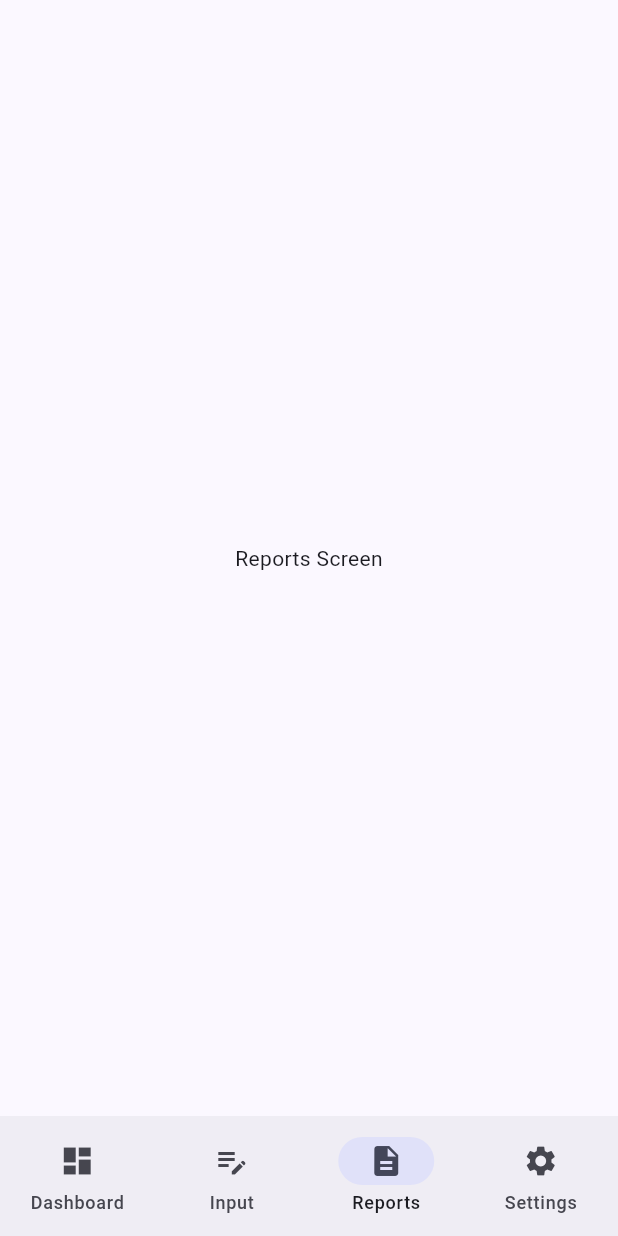
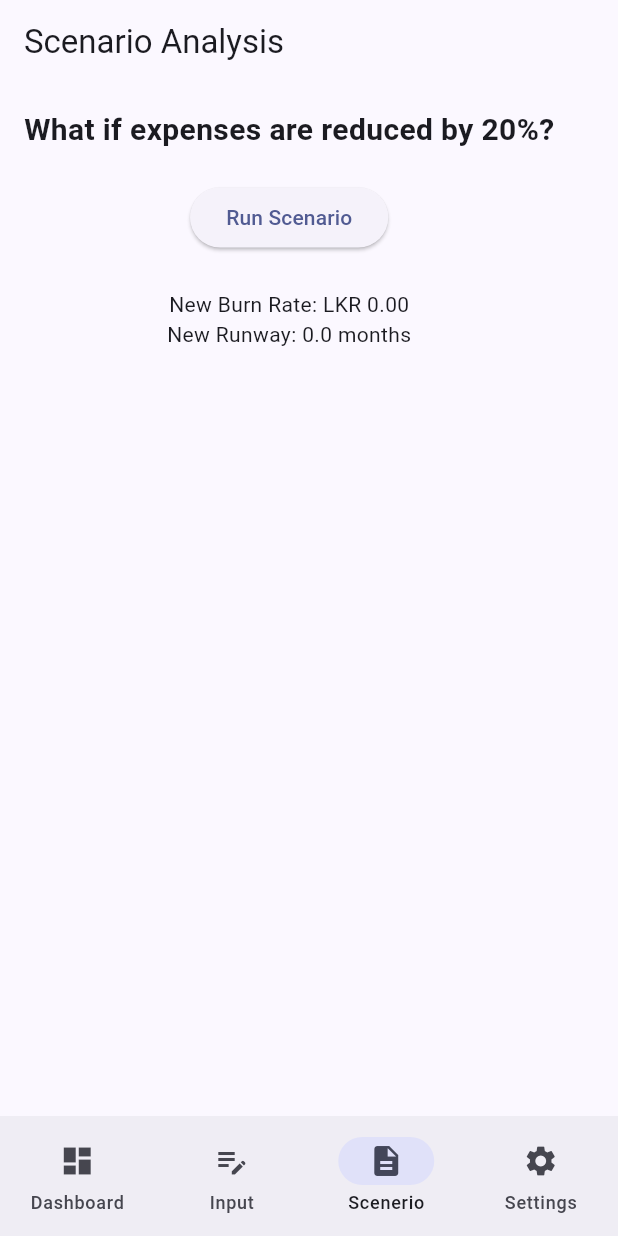
Before and after one commit to Cyber-ANGEL07/startup_financial_analyzer, a Flutter app: the screen it shows after launch, item 3 of the bottom bar chosen, on a phone screen of 412 x 824 dp. Run offline on Flutter 3.47's test engine with Material 3 defaults, Android fonts, the phone set to English and light mode, and no system bars; our stand-ins replace fl_chart.

Commit message:
Implement what-if expense reduction scenario analysis

```diff
--- a/lib/screens/main_navigation_screen.dart
+++ b/lib/screens/main_navigation_screen.dart
@@ -1,7 +1,7 @@
 import 'package:flutter/material.dart';
 import 'package:startup_financial_analyzer/screens/financial_input_screen.dart';
 import 'dashboard_screen.dart';
-import 'financial_input_screen.dart';
+import 'scenerio_analysis_screen.dart';
 
 class MainNavigationScreen extends StatefulWidget {
   const MainNavigationScreen({super.key});
@@ -16,7 +16,7 @@ class _MainNavigationScreenState extends State<MainNavigationScreen> {
   final List<Widget> screens = const [
     DashboardScreen(),
     FinancialInputScreen(),
-    Center(child: Text('Reports Screen')),
+    ScenarioAnalysisScreen(),
     Center(child: Text('Settings Screen')),
   ];
 
@@ -42,7 +42,7 @@ class _MainNavigationScreenState extends State<MainNavigationScreen> {
           ),
           NavigationDestination(
             icon: Icon(Icons.description),
-            label: 'Reports',
+            label: 'Scenerio',
           ),
           NavigationDestination(
             icon: Icon(Icons.settings),
--- /dev/null
+++ b/lib/screens/scenerio_analysis_screen.dart
@@ -0,0 +1,67 @@
+import 'package:flutter/material.dart';
+import '../models/financial_data.dart';
+import '../calculations/financial_calculator.dart';
+
+class ScenarioAnalysisScreen extends StatefulWidget {
+  const ScenarioAnalysisScreen({super.key});
+
+  @override
+  State<ScenarioAnalysisScreen> createState() => _ScenarioAnalysisScreenState();
+}
+
+class _ScenarioAnalysisScreenState extends State<ScenarioAnalysisScreen> {
+  double newBurnRate = 0;
+  double newRunway = 0;
+
+  void calculateScenario() {
+    final reducedExpenses = FinancialData.expenses * 0.8;
+
+    final calculatedBurnRate =
+        FinancialCalculator.calculateBurnRate(
+      FinancialData.revenue,
+      reducedExpenses,
+    );
+
+    final calculatedRunway =
+        FinancialCalculator.calculateCashRunway(
+      FinancialData.cashBalance,
+      calculatedBurnRate,
+    );
+
+    setState(() {
+      newBurnRate = calculatedBurnRate;
+      newRunway = calculatedRunway;
+    });
+  }
+
+  @override
+  Widget build(BuildContext context) {
+    return Scaffold(
+      appBar: AppBar(
+        title: const Text('Scenario Analysis'),
+      ),
+      body: Padding(
+        padding: const EdgeInsets.all(16),
+        child: Column(
+          children: [
+            const Text(
+              'What if expenses are reduced by 20%?',
+              style: TextStyle(
+                fontSize: 20,
+                fontWeight: FontWeight.bold,
+              ),
+            ),
+            const SizedBox(height: 20),
+            ElevatedButton(
+              onPressed: calculateScenario,
+              child: const Text('Run Scenario'),
+            ),
+            const SizedBox(height: 24),
+            Text('New Burn Rate: LKR ${newBurnRate.toStringAsFixed(2)}'),
+            Text('New Runway: ${newRunway.toStringAsFixed(1)} months'),
+          ],
+        ),
+      ),
+    );
+  }
+}
```
